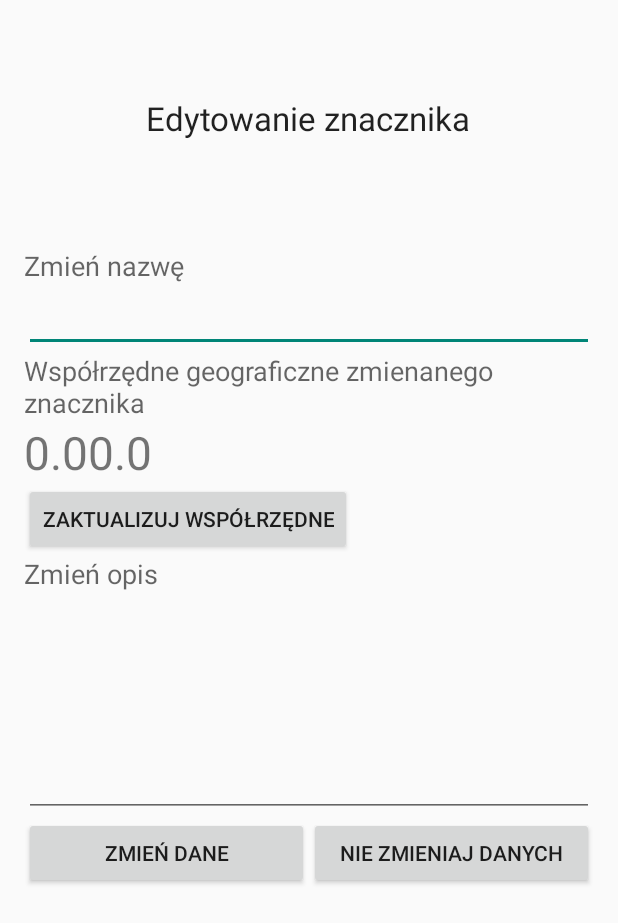
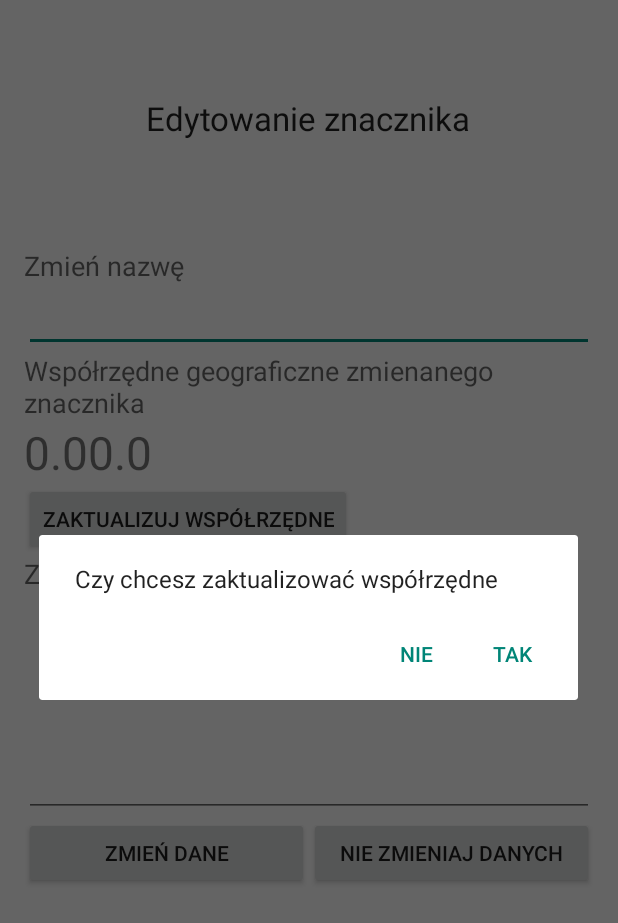
Before and after one commit to pietrov8/FindMyCar, an Android app: the EditActivity screen opened directly, with no data from a screen before it, after a tap on "ZAKTUALIZUJ WSPÓŁRZĘDNE", on a phone screen of 412 x 824 dp. Shown: the top 923 px of the screen. Run offline under Robolectric (Android 15) with nearby library versions, the phone set to English and light mode, and no system bars; 1 statement that could not run was skipped.

Commit message:
Ostrzeżenie przed edycją pozycji

```diff
--- a/FindMyCar/app/src/main/java/com/example/piotr/findmycar/EditActivity.java
+++ b/FindMyCar/app/src/main/java/com/example/piotr/findmycar/EditActivity.java
@@ -45,7 +45,17 @@ public class EditActivity extends Activity implements OnLocationChangedListener
         update_coordinates.setOnClickListener(new View.OnClickListener() {
             @Override
             public void onClick(View v) {
-                /*** CHECK GPS ***/
+                updateGPSAlert();
+            }
+        });
+    }
+
+    public void updateGPSAlert() {
+        final AlertDialog.Builder builder = new AlertDialog.Builder(this);
+        builder.setMessage(R.string.update_coordinates_question)
+                .setCancelable(false)
+                .setPositiveButton(R.string.yes, new DialogInterface.OnClickListener() {
+                    public void onClick(@SuppressWarnings("unused") final DialogInterface dialog, @SuppressWarnings("unused") final int id) {
                         final LocationManager manager = (LocationManager) getSystemService( Context.LOCATION_SERVICE );
                         if (!manager.isProviderEnabled(LocationManager.GPS_PROVIDER )) {
                             buildAlertMessageNoGps();
@@ -56,9 +66,15 @@ public class EditActivity extends Activity implements OnLocationChangedListener
                             marker_coordinates_edit.setText("" + mMyLatitude + mMyLongitude);
                         }
                     }
+                })
+                .setNegativeButton(R.string.no, new DialogInterface.OnClickListener() {
+                    public void onClick(final DialogInterface dialog, @SuppressWarnings("unused") final int id) {
+                        dialog.cancel();
+                    }
                 });
+        final AlertDialog alert = builder.create();
+        alert.show();
     }
-
 
     public void buildAlertMessageNoGps() {
         final AlertDialog.Builder builder = new AlertDialog.Builder(this);
--- a/FindMyCar/app/src/main/res/values/strings.xml
+++ b/FindMyCar/app/src/main/res/values/strings.xml
@@ -34,4 +34,5 @@
     <string name="marker_info">Szczegóły</string>
     <string name="update_coordinates">Zaktualizuj współrzędne</string>
     <string name="gps_disabled_message">Twój GPS jest wyłączony. Czy chcesz go włączyć?</string>
+    <string name="update_coordinates_question">Czy chcesz zaktualizować współrzędne</string>
 </resources>
```
Lines whose indentation alone changed are shown as unchanged.
